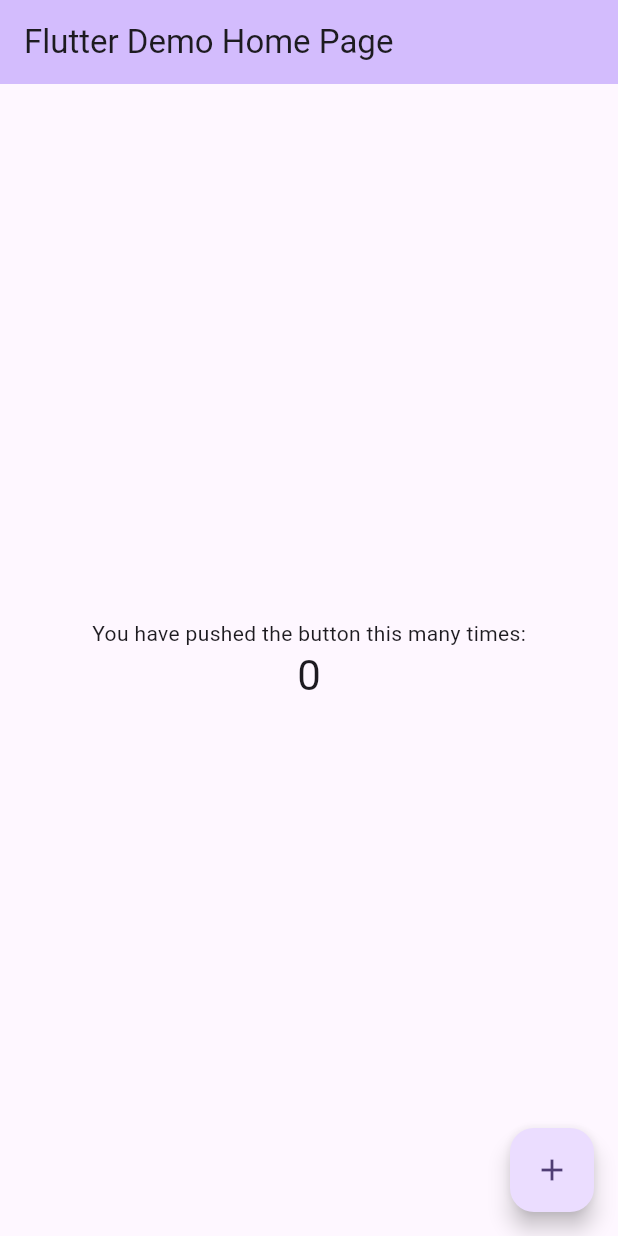
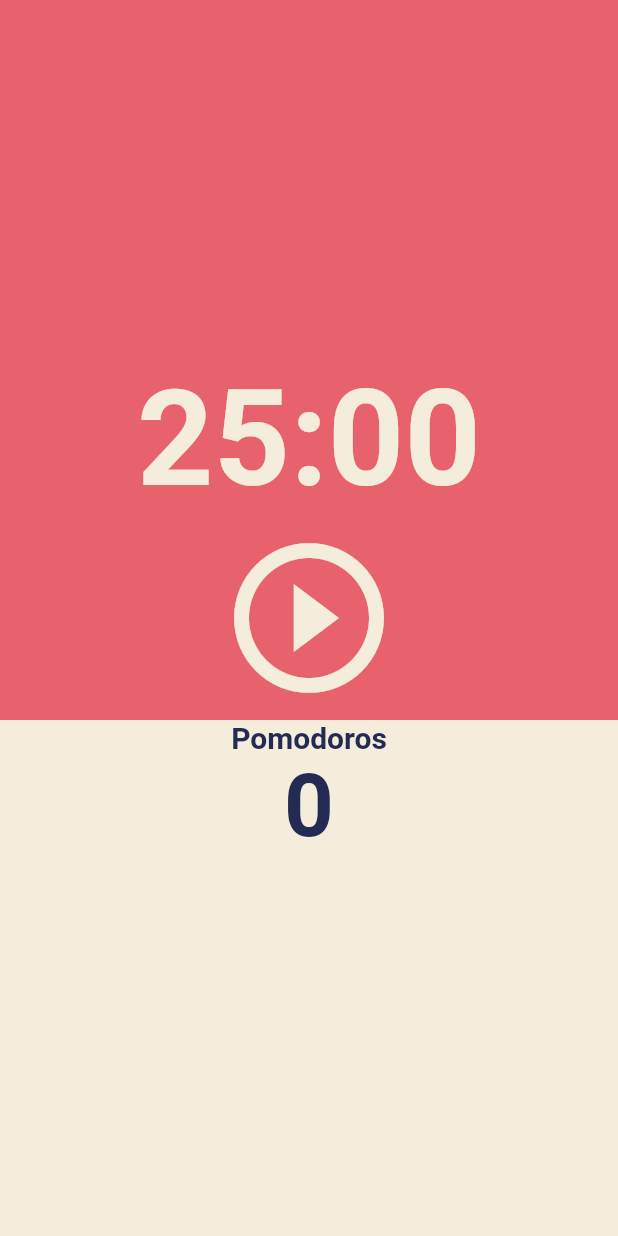
Before and after one commit to chhs2131/FlutterExample, a Flutter app: the screen it shows after launch, on a phone screen of 412 x 824 dp. Run offline on Flutter 3.47's test engine with Material 2 defaults, Android fonts, the light colour scheme and no system bars.

Commit message:
feat(pomodoro): UI 구성

```diff
--- a/pomodoro_example/lib/main.dart
+++ b/pomodoro_example/lib/main.dart
@@ -1,4 +1,5 @@
 import 'package:flutter/material.dart';
+import 'package:pomodoro_example/screens/home_screen.dart';
 
 void main() {
   runApp(const MyApp());
@@ -7,119 +8,19 @@
 class MyApp extends StatelessWidget {
   const MyApp({super.key});
 
-  // This widget is the root of your application.
   @override
   Widget build(BuildContext context) {
     return MaterialApp(
-      title: 'Flutter Demo',
       theme: ThemeData(
-        // This is the theme of your application.
-        //
-        // TRY THIS: Try running your application with "flutter run". You'll see
-        // the application has a blue toolbar. Then, without quitting the app,
-        // try changing the seedColor in the colorScheme below to Colors.green
-        // and then invoke "hot reload" (save your changes or press the "hot
-        // reload" button in a Flutter-supported IDE, or press "r" if you used
-        // the command line to start the app).
-        //
-        // Notice that the counter didn't reset back to zero; the application
-        // state is not lost during the reload. To reset the state, use hot
-        // restart instead.
-        //
-        // This works for code too, not just values: Most code changes can be
-        // tested with just a hot reload.
-        colorScheme: ColorScheme.fromSeed(seedColor: Colors.deepPurple),
-        useMaterial3: true,
+        backgroundColor: const Color(0xFFE7626C),
+        textTheme: const TextTheme(
+          displayLarge: TextStyle(
+            color: Color(0xFF232B55),
+          ),
+        ),
+        cardColor: const Color(0xFFF4EDDB),
       ),
-      home: const MyHomePage(title: 'Flutter Demo Home Page'),
+      home: const HomeScreen(),
     );
   }
 }
-
-class MyHomePage extends StatefulWidget {
-  const MyHomePage({super.key, required this.title});
-
-  // This widget is the home page of your application. It is stateful, meaning
-  // that it has a State object (defined below) that contains fields that affect
-  // how it looks.
-
-  // This class is the configuration for the state. It holds the values (in this
-  // case the title) provided by the parent (in this case the App widget) and
-  // used by the build method of the State. Fields in a Widget subclass are
-  // always marked "final".
-
-  final String title;
-
-  @override
-  State<MyHomePage> createState() => _MyHomePageState();
-}
-
-class _MyHomePageState extends State<MyHomePage> {
-  int _counter = 0;
-
-  void _incrementCounter() {
-    setState(() {
-      // This call to setState tells the Flutter framework that something has
-      // changed in this State, which causes it to rerun the build method below
-      // so that the display can reflect the updated values. If we changed
-      // _counter without calling setState(), then the build method would not be
-      // called again, and so nothing would appear to happen.
-      _counter++;
-    });
-  }
-
-  @override
-  Widget build(BuildContext context) {
-    // This method is rerun every time setState is called, for instance as done
-    // by the _incrementCounter method above.
-    //
-    // The Flutter framework has been optimized to make rerunning build methods
-    // fast, so that you can just rebuild anything that needs updating rather
-    // than having to individually change instances of widgets.
-    return Scaffold(
-      appBar: AppBar(
-        // TRY THIS: Try changing the color here to a specific color (to
-        // Colors.amber, perhaps?) and trigger a hot reload to see the AppBar
-        // change color while the other colors stay the same.
-        backgroundColor: Theme.of(context).colorScheme.inversePrimary,
-        // Here we take the value from the MyHomePage object that was created by
-        // the App.build method, and use it to set our appbar title.
-        title: Text(widget.title),
-      ),
-      body: Center(
-        // Center is a layout widget. It takes a single child and positions it
-        // in the middle of the parent.
-        child: Column(
-          // Column is also a layout widget. It takes a list of children and
-          // arranges them vertically. By default, it sizes itself to fit its
-          // children horizontally, and tries to be as tall as its parent.
-          //
-          // Column has various properties to control how it sizes itself and
-          // how it positions its children. Here we use mainAxisAlignment to
-          // center the children vertically; the main axis here is the vertical
-          // axis because Columns are vertical (the cross axis would be
-          // horizontal).
-          //
-          // TRY THIS: Invoke "debug painting" (choose the "Toggle Debug Paint"
-          // action in the IDE, or press "p" in the console), to see the
-          // wireframe for each widget.
-          mainAxisAlignment: MainAxisAlignment.center,
-          children: <Widget>[
-            const Text(
-              'You have pushed the button this many times:',
-            ),
-            Text(
-              '$_counter',
-              style: Theme.of(context).textTheme.headlineMedium,
-            ),
-          ],
-        ),
-      ),
-      floatingActionButton: FloatingActionButton(
-        onPressed: _incrementCounter,
-        tooltip: 'Increment',
-        child: const Icon(Icons.add),
-      ), // This trailing comma makes auto-formatting nicer for build methods.
-    );
-  }
-}
--- /dev/null
+++ b/pomodoro_example/lib/screens/home_screen.dart
@@ -0,0 +1,79 @@
+import 'package:flutter/material.dart';
+
+class HomeScreen extends StatefulWidget {
+  const HomeScreen({Key? key}) : super(key: key);
+
+  @override
+  State<HomeScreen> createState() => _HomeScreenState();
+}
+
+class _HomeScreenState extends State<HomeScreen> {
+  @override
+  Widget build(BuildContext context) {
+    return Scaffold(
+      backgroundColor: Theme.of(context).backgroundColor,
+      body: Column(
+        children: [
+          Flexible(
+            flex: 1,
+            child: Container(
+              alignment: Alignment.bottomCenter,
+              child: Text(
+                '25:00',
+                style: TextStyle(
+                  color: Theme.of(context).cardColor,
+                  fontSize: 89,
+                  fontWeight: FontWeight.w600,
+                ),
+              ),
+            ),
+          ),
+          Flexible(
+            flex: 0,
+            child: IconButton(
+              iconSize: 120,
+              color: Theme.of(context).cardColor,
+              onPressed: () {},
+              icon: const Icon(Icons.play_circle_outline),
+            ),
+          ),
+          Flexible(
+            flex: 1,
+            child: Row(
+              children: [
+                Expanded(
+                  child: Container(
+                    decoration: BoxDecoration(
+                      color: Theme.of(context).cardColor,
+                    ),
+                    child: Column(
+                      children: [
+                        Text(
+                          'Pomodoros',
+                          style: TextStyle(
+                            fontSize: 20,
+                            fontWeight: FontWeight.w600,
+                            color: Theme.of(context).textTheme.displayLarge!.color,
+                          ),
+                        ),
+                        Text(
+                          '0',
+                          style: TextStyle(
+                            fontSize: 58,
+                            fontWeight: FontWeight.w600,
+                            color: Theme.of(context).textTheme.headline1!.color,
+                          ),
+                        ),
+                      ],
+                    ),
+                  ),
+                ),
+              ],
+            ),
+          ),
+        ],
+      ),
+    );
+  }
+}
+//2m 47s
```
